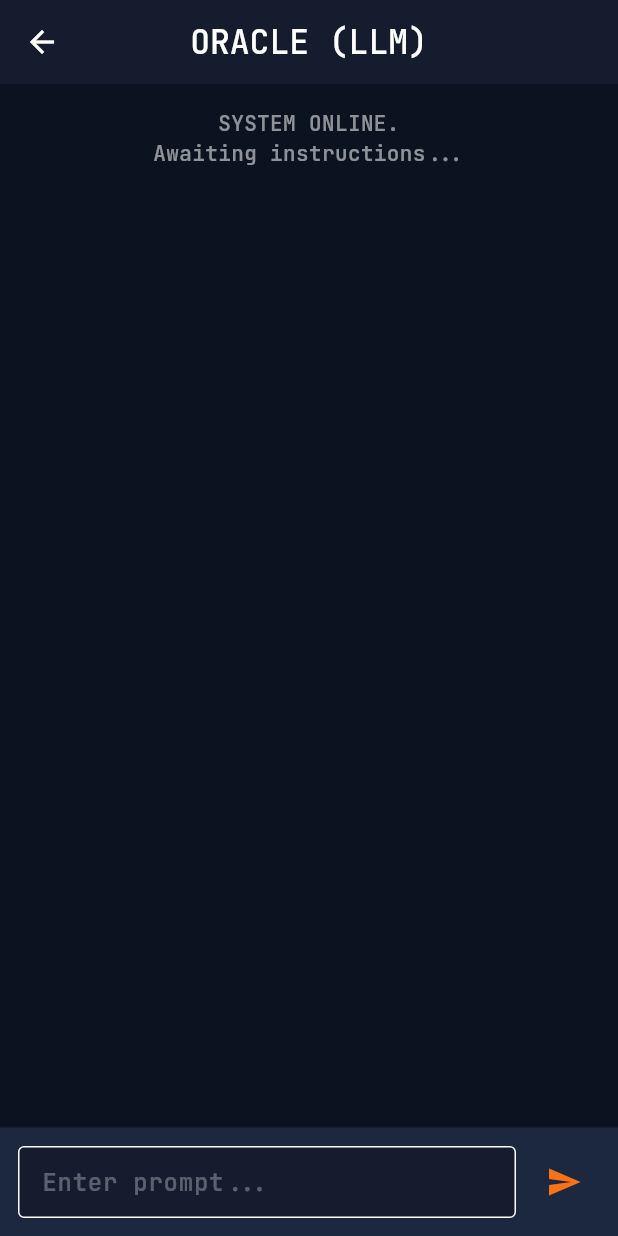
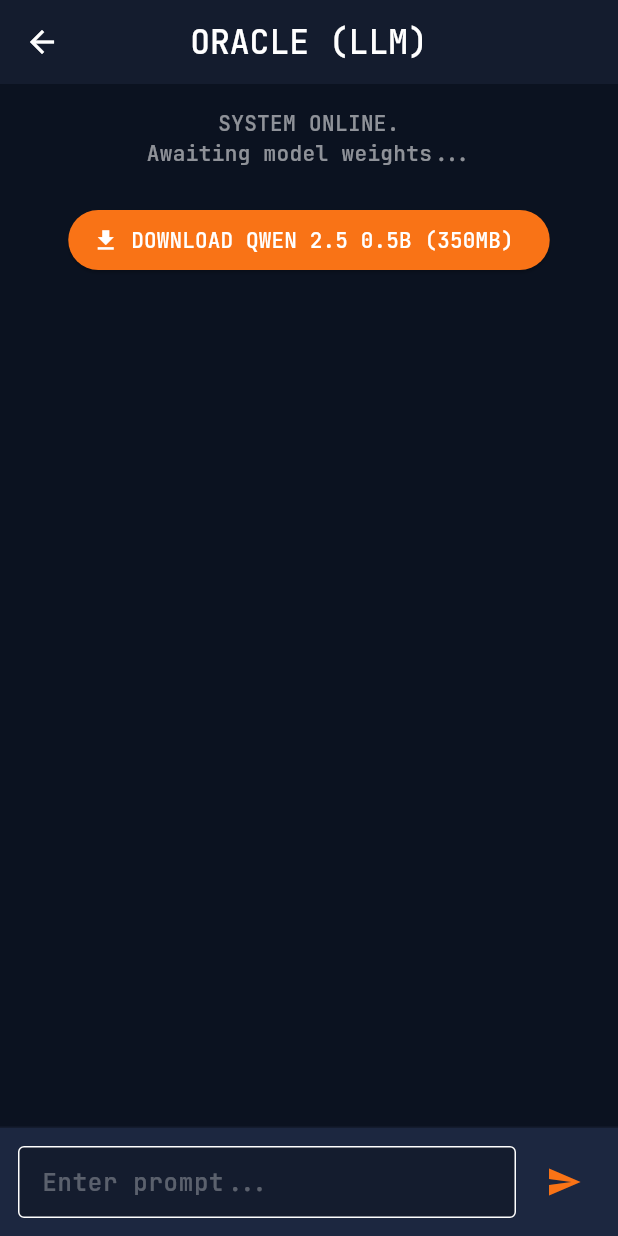
Before and after one commit to fanes-setiawan/edge-bench, a Flutter app: the OracleScreen screen opened directly, on a phone screen of 412 x 824 dp. Run offline on Flutter 3.47's test engine with Material 3 defaults, Android fonts, the phone set to English and light mode, and no system bars; our stand-ins replace device_info_plus, flutter_riverpod, google_fonts.

Commit message:
feat: Add Qwen2.5 0.5B GGUF Model Downloader for ORACLE

```diff
--- a/lib/features/oracle/presentation/oracle_screen.dart
+++ b/lib/features/oracle/presentation/oracle_screen.dart
@@ -3,6 +3,7 @@
 import 'package:flutter_riverpod/flutter_riverpod.dart';
 import '../../../core/theme/edge_theme.dart';
 import '../domain/llm_isolate.dart';
+import '../domain/model_downloader.dart';
 
 class OracleScreen extends ConsumerStatefulWidget {
   const OracleScreen({Key? key}) : super(key: key);
@@ -20,10 +21,14 @@
 
   StreamSubscription? _tokenSubscription;
   bool _isGenerating = false;
+  double _downloadProgress = 0.0;
+  bool _isModelDownloaded = false;
 
   @override
   void initState() {
     super.initState();
+    _checkModelStatus();
+
     // Initialize Isolate
     WidgetsBinding.instance.addPostFrameCallback((_) {
       ref.read(llmIsolateProvider).init();
@@ -32,6 +37,23 @@
         _responseNotifier.value += token;
         _scrollToBottom();
       });
+    });
+  }
+
+  Future<void> _checkModelStatus() async {
+    final isDownloaded = await ref.read(modelDownloaderProvider).isModelDownloaded();
+    if (mounted) setState(() => _isModelDownloaded = isDownloaded);
+  }
+
+  void _startDownload() {
+    setState(() => _downloadProgress = 0.01);
+    ref.read(modelDownloaderProvider).downloadModel().listen((progress) {
+      if (mounted) setState(() => _downloadProgress = progress);
+    }, onDone: () {
+      if (mounted) setState(() => _isModelDownloaded = true);
+    }, onError: (e) {
+      if (mounted) setState(() => _downloadProgress = 0.0);
+      ScaffoldMessenger.of(context).showSnackBar(SnackBar(content: Text('Download failed: $e')));
     });
   }
 
@@ -97,12 +119,59 @@
                   valueListenable: _responseNotifier,
                   builder: (context, value, child) {
                     if (value.isEmpty) {
+                      if (!_isModelDownloaded) {
+                        return Center(
+                          child: Column(
+                            mainAxisAlignment: MainAxisAlignment.center,
+                            children: [
+                              Text(
+                                'SYSTEM ONLINE.\nAwaiting model weights...',
+                                textAlign: TextAlign.center,
+                                style: EdgeTheme.monoTextStyle.copyWith(
+                                  color: Colors.white54,
+                                ),
+                              ),
+                              const SizedBox(height: 24),
+                              Consumer(
+                                builder: (context, ref, _) {
+                                  return ElevatedButton.icon(
+                                    onPressed: _downloadProgress > 0 ? null : _startDownload,
+                                    icon: const Icon(Icons.download),
+                                    label: Text('DOWNLOAD QWEN 2.5 0.5B (350MB)', style: EdgeTheme.monoTextStyle),
+                                    style: ElevatedButton.styleFrom(
+                                      backgroundColor: EdgeTheme.accentAction,
+                                      foregroundColor: Colors.white,
+                                    ),
+                                  );
+                                }
+                              ),
+                              if (_downloadProgress > 0 && _downloadProgress < 1.0) ...[
+                                const SizedBox(height: 16),
+                                SizedBox(
+                                  width: 200,
+                                  child: LinearProgressIndicator(
+                                    value: _downloadProgress,
+                                    backgroundColor: EdgeTheme.surfaceRaised,
+                                    color: EdgeTheme.stateGood,
+                                  ),
+                                ),
+                                const SizedBox(height: 8),
+                                Text(
+                                  '${(_downloadProgress * 100).toStringAsFixed(1)}%',
+                                  style: EdgeTheme.monoTextStyle,
+                                )
+                              ]
+                            ],
+                          ),
+                        );
+                      }
+
                       return Center(
                         child: Text(
-                          'SYSTEM ONLINE.\nAwaiting instructions...',
+                          'MODEL LOADED.\nAwaiting instructions...',
                           textAlign: TextAlign.center,
                           style: EdgeTheme.monoTextStyle.copyWith(
-                            color: Colors.white54,
+                            color: EdgeTheme.stateGood,
                           ),
                         ),
                       );
--- a/pubspec.yaml
+++ b/pubspec.yaml
@@ -37,6 +37,9 @@
   flutter_riverpod: ^3.3.2
   device_info_plus: ^12.4.0
   google_fonts: ^8.1.0
+  fllama: ^0.0.1
+  http: ^1.6.0
+  path_provider: ^2.1.5
 
 dev_dependencies:
   flutter_test:
```
Also changed, not shown: lib/features/oracle/domain/model_downloader.dart (added, +48 -0 lines), pubspec.lock.
